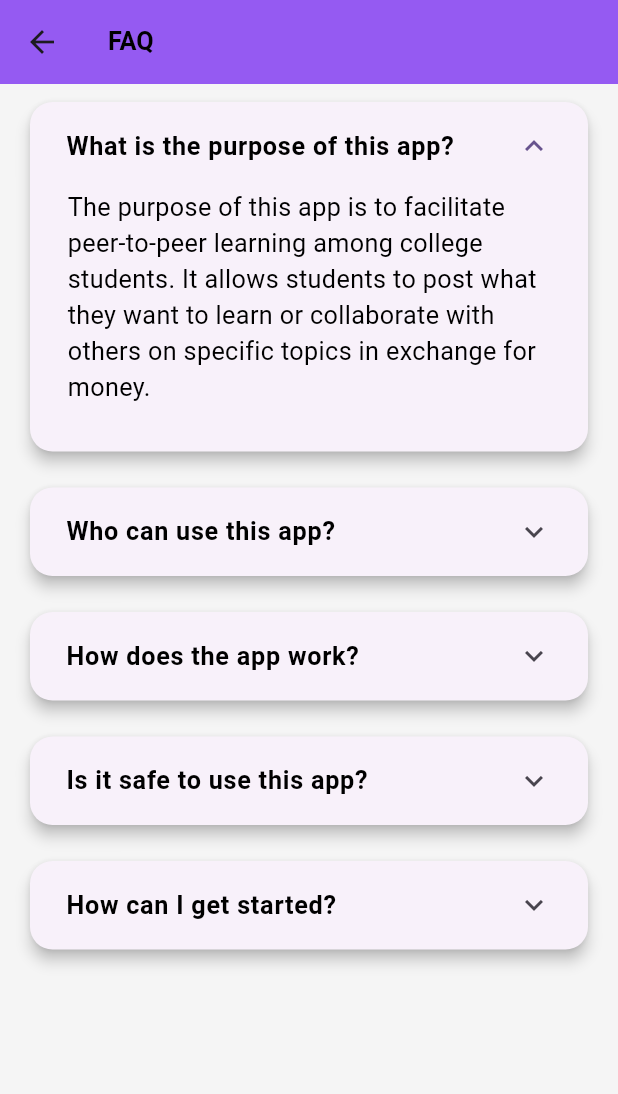
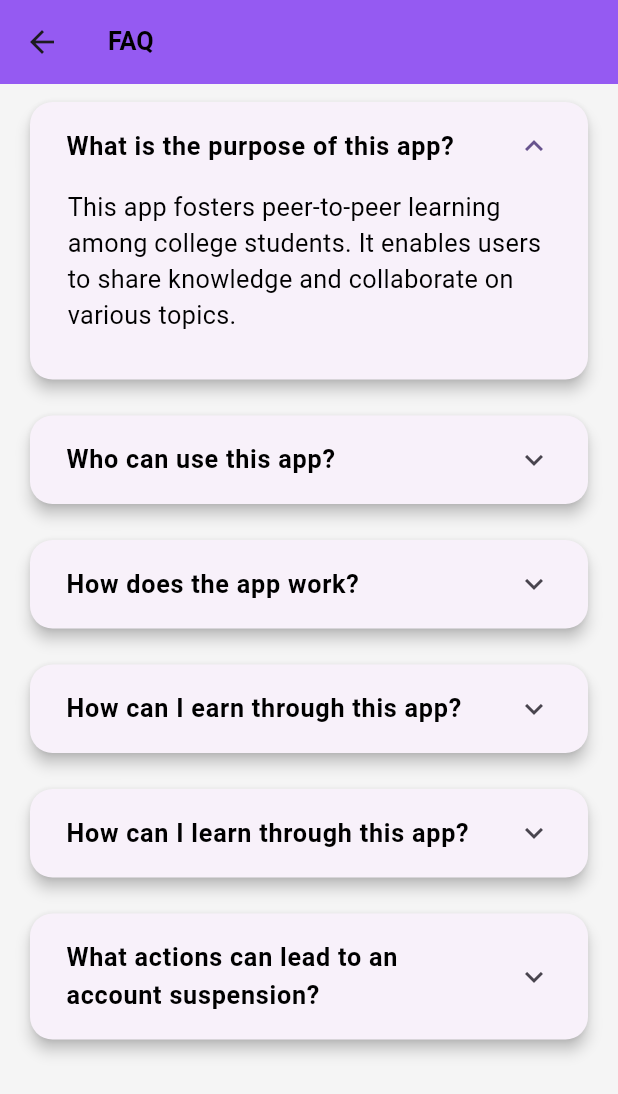
Before and after one commit to wizedo/wizedo, a Flutter app: the FAQPage screen opened directly, after a tap on "What is the purpose of this app?", on a phone screen of 412 x 824 dp. Shown: the top 1094 px of the screen. Run offline on Flutter 3.47's test engine with Material 3 defaults, Android fonts, the phone set to English and light mode, and no system bars; our stand-ins replace cloud_firestore, dotted_border, dropdown_button2, firebase_auth, firebase_core, flutter_cache_manager and 12 more; missing offline and left inert: dart:ffi, firebase_app_check, flutter_cashfree_pg_sdk; accounts and stored records are empty.

Commit message:
fixed few bugs

```diff
--- a/lib/pages/RegisterPage.dart
+++ b/lib/pages/RegisterPage.dart
@@ -241,6 +241,7 @@ class _RegisterPageState extends State<RegisterPage> {
         // Check if the email is already registered
         QuerySnapshot querySnapshot = await FirebaseFirestore.instance
             .collection('usersDetails')
+            .where('id', isEqualTo: emailController.text)
             .where('emailVerified', isEqualTo: 'yes')
             .get();
 
--- a/lib/pages/faq.dart
+++ b/lib/pages/faq.dart
@@ -1,52 +1,34 @@
 import 'package:flutter/material.dart';
-
 import '../components/BlackText.dart';
 
-
 class FAQPage extends StatelessWidget {
-  // Define a list of questions, answers, and corresponding icons
   final List<Map<String, dynamic>> faqData = [
     {
       'question': 'What is the purpose of this app?',
-      'answer': 'The purpose of this app is to facilitate peer-to-peer learning '
-          'among college students. It allows students to post what they want to learn '
-          'or collaborate with others on specific topics in exchange for money.',
+      'answer': 'This app fosters peer-to-peer learning among college students. It enables users to share knowledge and collaborate on various topics.'
     },
     {
       'question': 'Who can use this app?',
-      'answer': 'This app is designed for college students who are seeking '
-          'opportunities to learn from their peers or collaborate on projects '
-          'in exchange for compensation. Users must have a college email address '
-          'to register and access the platform.',
+      'answer': 'This app is exclusively for college students looking to learn from peers or collaborate on projects from their specific college.'
     },
     {
       'question': 'How does the app work?',
-      'answer': 'The app allows users to create posts detailing what they want '
-          'to learn or collaborate on. Other users can browse these posts and '
-          'offer their expertise or assistance in exchange for money. Once a '
-          'collaboration is agreed upon, users can communicate and work together '
-          'through the app to achieve their learning or project goals.',
+      'answer': 'Users can create posts in specific categories about what they want to learn or collaborate on, specifying the amount they are willing to pay. When another user applies to collaborate, the user who posted the learning request needs to pay the specified amount upfront. This payment is held by the app until the collaboration is successfully concluded and verified by the user who posted the request. Once verified, the payment is released to the user offering the service.'
     },
     {
-      'question': 'Is it safe to use this app?',
-      'answer': 'Yes, the app implements various safety measures to ensure '
-          'a secure and trustworthy environment for users. All users must '
-          'verify their college email addresses during registration, and '
-          'communications between users are monitored to prevent misuse '
-          'or inappropriate behavior. Additionally, users have the option '
-          'to report any suspicious or abusive activity.',
+      'question': 'How can I earn through this app?',
+      'answer': 'You can earn by offering your expertise to help others learn or collaborate on projects. Simply browse the posts and apply for opportunities that match your skills.'
     },
     {
-      'question': 'How can I get started?',
-      'answer': 'To get started, simply download the app from the app store '
-          'and register with your college email address. Once registered, '
-          'you can create posts or browse existing posts to find opportunities '
-          'for learning or collaboration. Make sure to read the app guidelines '
-          'and community rules to ensure a positive experience for yourself '
-          'and others.',
+      'question': 'How can I learn through this app?',
+      'answer': 'You can learn by posting requests for assistance or collaboration in areas where you need help. Specify the topic and the amount you\'re willing to pay, and peers with expertise in that area can apply to assist you.'
     },
-    // Add more questions, answers, and icons as needed
-  ];
+    {
+    'question':'What actions can lead to an account suspension?',
+    'answer':"Actions that can lead to an account suspension include but are not limited to:\n\n1. Violating the app's community guidelines or terms of service.\n2. Engaging in abusive or inappropriate behavior towards other users.\n3. Posting misleading or fraudulent content.\n4. Attempting to manipulate or exploit the app\'s features for personal gain.\n\nAccount suspensions are implemented to maintain a safe and respectful environment for all users."
+    }
+
+];
 
   @override
   Widget build(BuildContext context) {
@@ -84,7 +66,7 @@ class FAQPage extends StatelessWidget {
                       padding: EdgeInsets.only(left: 25, bottom: 30, right: 20),
                       child: BlackText(
                         faqData[index]['answer']!,
-                        fontSize: 14,
+                        fontSize: 9,
                         fontWeight: FontWeight.normal,
                       ),
                     ),
--- a/lib/pages/settings.dart
+++ b/lib/pages/settings.dart
@@ -369,7 +369,7 @@ class _settingScreenState extends State<settingScreen> {
                       onTap: () {
                         Get.to(FAQPage());
                       },
-                      child: cardSettingContainer(text: 'Help', iconData: Icons.help),
+                      child: cardSettingContainer(text: 'FAQ', iconData: Icons.question_answer_sharp),
                     ),
                   ],
                 ),
```
Also changed, not shown: lib/pages/ParticularPostDetailScreen.dart (+0 -27 lines).
